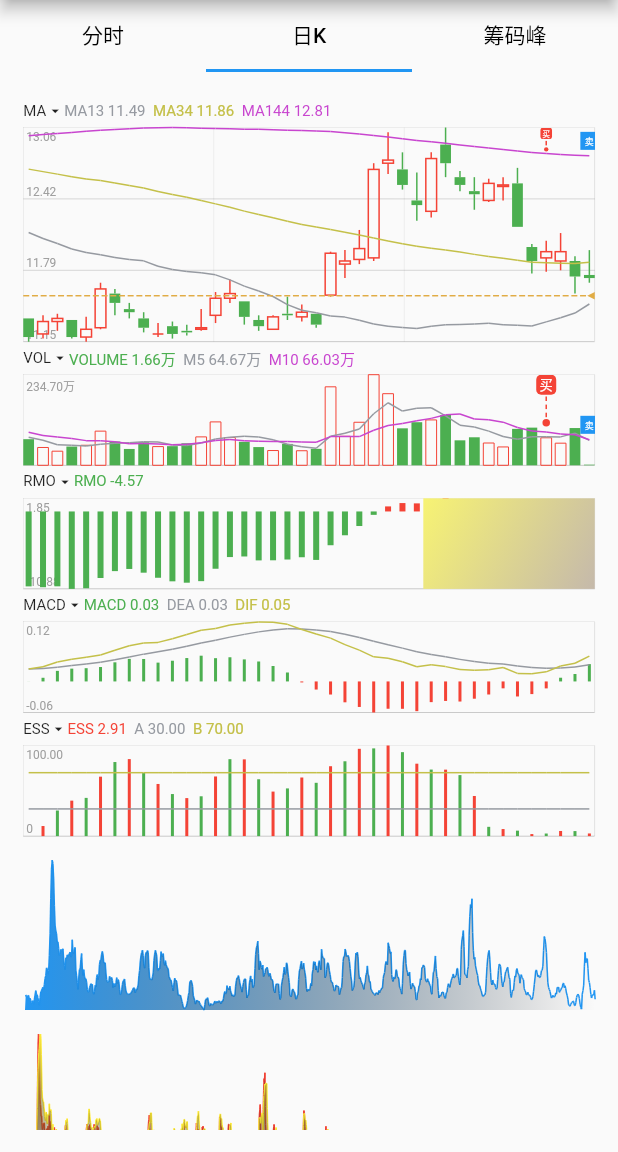
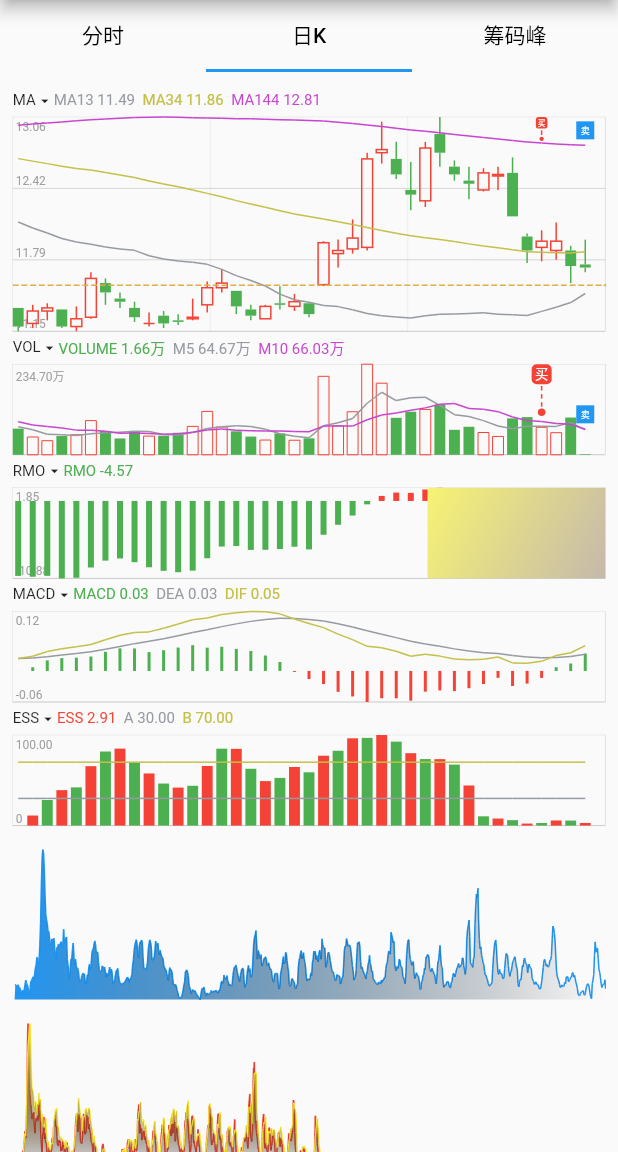
Before and after one commit to BrinedFish0222/flutter_kline, a Flutter app: the screen it shows after launch, on a phone screen of 412 x 824 dp, the part 84-1236 px from its top. Run offline on Flutter 3.47's test engine with Material 2 defaults, Android fonts, the phone set to English and light mode, and no system bars.

Commit message:
卷轴版本 修复丢失最后一根数据问题

```diff
--- a/lib/example/example_day_widget.dart
+++ b/lib/example/example_day_widget.dart
@@ -51,7 +51,7 @@ class _ExampleDayWidgetState extends State<ExampleDayWidget> {
       ChartData(id: '3', name: 'MACD', baseCharts: ExampleMacdData.macd),
       ChartData(id: '4', name: 'ESS', baseCharts: [
         ExampleEssData.barChartData
-          ..barWidth = 2
+          // ..barWidth = 2
           ..minValue = 0,
         ExampleEssData.lineChartA,
         ExampleEssData.lineChartB
@@ -75,7 +75,7 @@ class _ExampleDayWidgetState extends State<ExampleDayWidget> {
     }
 
     return Padding(
-      padding: const EdgeInsets.all(15),
+      padding: const EdgeInsets.only(left: 8, right: 8, top: 8),
       child: ListView(
         children: [
           KChartWidget(
--- a/lib/widget/k_chart_widget.dart
+++ b/lib/widget/k_chart_widget.dart
@@ -175,6 +175,10 @@ class _KChartWidgetState extends State<KChartWidget> {
 
   @override
   Widget build(BuildContext context) {
+    return LayoutBuilder(
+      builder: (context, constraints) {
+        _computeLayout(constraints);
+
         return AnimatedBuilder(
             animation: _controller,
             builder: (context, _) {
@@ -191,15 +195,11 @@ class _KChartWidgetState extends State<KChartWidget> {
                     animation: widget.source,
                     builder: (context, _) {
                       KlineUtil.logd("KChartWidget ValueListenableBuilder run ...");
-                  widget.source.resetShowData(startIndex: _showDataStartIndex);
-                  return LayoutBuilder(builder: (context, constraints) {
-                    _computeLayout(constraints);
-
                       /// 副图显示的数据
                       List<ChartData> subChartsShow = widget.source.subChartsShow;
-
                       int subChartsShowLength = _subChartShowLength;
 
+                      widget.source.resetShowData(startIndex: _showDataStartIndex);
                       return Column(
                         children: [
                           /// 主图
@@ -291,10 +291,11 @@ class _KChartWidgetState extends State<KChartWidget> {
                             ),
                         ],
                       );
-                  });
                     }),
               );
             });
+      }
+    );
   }
 
   bool get _isShowCrossCurve => _controller.isShowCrossCurve;
@@ -364,12 +365,17 @@ class _KChartWidgetState extends State<KChartWidget> {
     _mainChartSize = Size(width, heightPair.left);
     _subChartSize = Size(width, heightPair.right);
 
+    int dateLength = widget.source.showDataNum;
+    // 需要预留多一根的空位
+    dateLength = dateLength == 0 ? 0 : dateLength + 1;
     _pointWidth = KlineUtil.getPointWidth(
       width: width,
-        dataLength:
-            KlineCollectionUtil.first(_showMainChartData)?.dataLength ?? 0,
-        gapRatio: widget.dataGapRatio);
+      dataLength: dateLength,
+      gapRatio: widget.dataGapRatio,
+    );
     _pointGap = _pointWidth / widget.dataGapRatio;
+
+    // _chartPadding = EdgeInsets.only(left: _pointWidth + _pointGap);
   }
 
   /// 获取蜡烛浮层地址
```
Lines whose indentation alone changed are shown as unchanged.
